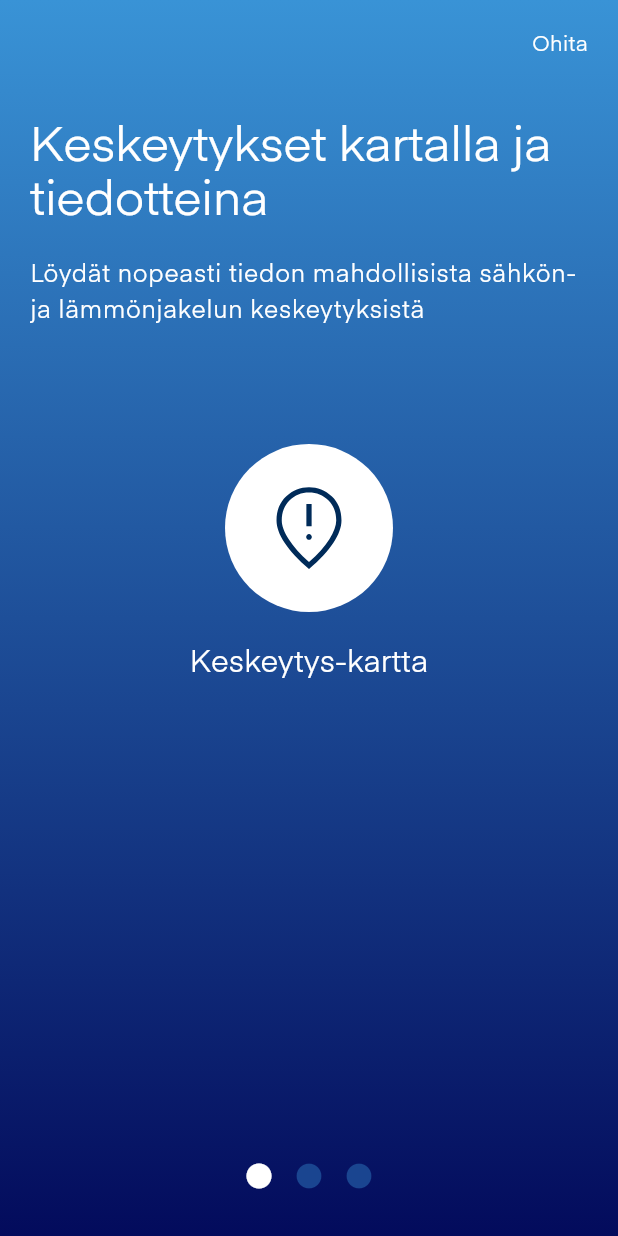
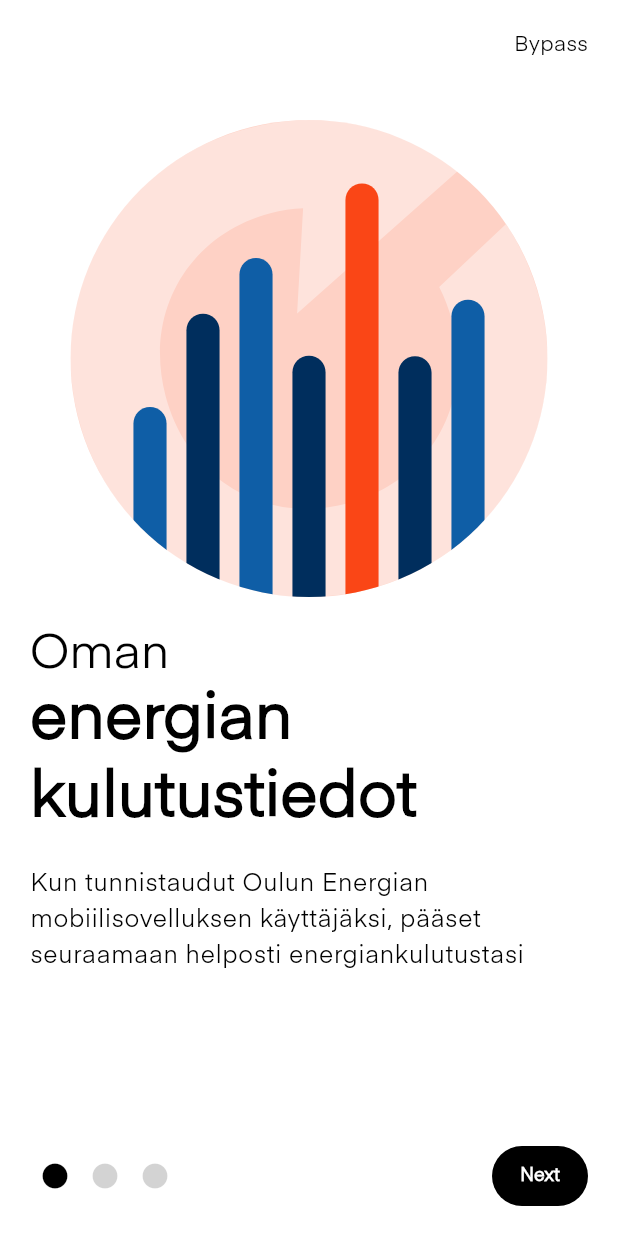
Before and after one commit to digiaonline/oulun-energia-mobile, a Flutter app: the screen it shows after launch, on a phone screen of 412 x 824 dp. Run offline on Flutter 3.47's test engine with Material 2 defaults, Android fonts, the phone set to English and light mode, and no system bars; drawn by our look-alikes of step_progress_indicator; our stand-ins replace chewie, expandable, fl_chart, flutter_riverpod, flutter_secure_storage, flutter_svg and 3 more; missing offline and left inert: flutter_flavorizr, xml2json; generated files the repository leaves out were written again.

Commit message:
Add initial first time view layout changed according to new design

```diff
--- a/lib/l10n/app_en.arb
+++ b/lib/l10n/app_en.arb
@@ -143,5 +143,17 @@
   "contactUsNonUrgent": "Non-urgent matters",
   "contactUsNonUrgentInfo": "For non-urgent matters, you can send a message.",
   "errorLoginExpired": "Login expired!",
-  "errorLoginExpiredSnackReLogin": "Re-Login"
+  "errorLoginExpiredSnackReLogin": "Re-Login",
+  "firstTimeViewBypass": "Bypass",
+  "firstTimeViewNext": "Next",
+  "firstTimeViewEnergyTitlePartOne": "Oman",
+  "firstTimeViewEnergyTitlePartTwo": "energian kulutustiedot",
+  "firstTimeViewEnergyDescription": "Kun tunnistaudut Oulun Energian mobiilisovelluksen käyttäjäksi, pääset seuraamaan helposti energiankulutustasi",
+  "firstTimeViewInterruptionsTitlePartOne": "Keykeytykset",
+  "firstTimeViewInterruptionTitlePartTwo": "kartalla ja tiedotteina",
+  "firstTimeViewInterruptionsDescription": "Löydät nopeasti tiedon mahdollisista sähkön- ja lämmönjakelun keskeytyksistä",
+  "firstTimeViewContactsTitlePartOne": "Kaikki",
+  "firstTimeViewContactsTitlePartTwo": "yhteystiedot sovelluksessa",
+  "firstTimeViewContinueWOLogin": "Jatka ilman tunnistautumista",
+  "firstTimeViewLogin": "Kirjaudu"
 }
--- a/lib/l10n/app_fi.arb
+++ b/lib/l10n/app_fi.arb
@@ -143,5 +143,17 @@
   "contactUsNonUrgent": "Kiireettömät asiat",
   "contactUsNonUrgentInfo": "Kiireettömissä asioissa voit lähettää viestin.",
   "errorLoginExpired": "Kirjautuminen vanhentunut!",
-  "errorLoginExpiredSnackReLogin": "Kirjaudu uudestaan"
+  "errorLoginExpiredSnackReLogin": "Kirjaudu uudestaan",
+  "firstTimeViewBypass": "Ohita",
+  "firstTimeViewNext": "Seuraava",
+  "firstTimeViewEnergyTitlePartOne": "Oman",
+  "firstTimeViewEnergyTitlePartTwo": "energian kulutustiedot",
+  "firstTimeViewEnergyDescription": "Kun tunnistaudut Oulun Energian mobiilisovelluksen käyttäjäksi, pääset seuraamaan helposti energiankulutustasi",
+  "firstTimeViewInterruptionsTitlePartOne": "Keykeytykset",
+  "firstTimeViewInterruptionTitlePartTwo": "kartalla ja tiedotteina",
+  "firstTimeViewInterruptionsDescription": "Löydät nopeasti tiedon mahdollisista sähkön- ja lämmönjakelun keskeytyksistä",
+  "firstTimeViewContactsTitlePartOne": "Kaikki",
+  "firstTimeViewContactsTitlePartTwo": "yhteystiedot sovelluksessa",
+  "firstTimeViewContinueWOLogin": "Jatka ilman tunnistautumista",
+  "firstTimeViewLogin": "Kirjaudu"
 }
--- a/lib/views/first_time/first_time_view.dart
+++ b/lib/views/first_time/first_time_view.dart
@@ -1,5 +1,7 @@
 import 'package:flutter/material.dart';
+import 'package:flutter_gen/gen_l10n/app_localizations.dart';
 import 'package:flutter_riverpod/flutter_riverpod.dart';
+import 'package:flutter_svg/flutter_svg.dart';
 import 'package:go_router/go_router.dart';
 import 'package:oulun_energia_mobile/views/login/login_view.dart';
 import 'package:oulun_energia_mobile/views/main/home_view.dart';
@@ -21,10 +23,13 @@ class FirstTimeView extends ConsumerStatefulWidget {
 }
 
 class FtuState extends ConsumerState<FirstTimeView> {
+  final int _totalSteps = 3;
   var _stepIndex = 0;
+  final PageController _pageController = PageController();
 
   @override
   Widget build(BuildContext context) {
+    var locals = AppLocalizations.of(context)!;
     var textTheme = Theme.of(context).textTheme;
     return Scaffold(
       backgroundColor: Colors.transparent,
@@ -41,13 +46,14 @@ class FtuState extends ConsumerState<FirstTimeView> {
                           left: Sizes.marginViewBorderSize,
                           right: Sizes.marginViewBorderSize),
                       child: PageView(
+                        controller: _pageController,
                         onPageChanged: (value) => setState(() {
                           _stepIndex = value;
                         }),
                         children: [
-                          _getViewContent(ref, 0),
-                          _getViewContent(ref, 1),
-                          _getViewContent(ref, 2),
+                          _getViewContent(locals, ref, 0),
+                          _getViewContent(locals, ref, 1),
+                          _getViewContent(locals, ref, 2),
                         ],
                       )),
                   Align(
@@ -57,9 +63,8 @@ class FtuState extends ConsumerState<FirstTimeView> {
                       child: Container(
                         margin: Sizes.marginViewBorder,
                         child: Text(
-                          "Ohita",
-                          style: textTheme.bodyMedium
-                              ?.copyWith(color: Colors.white),
+                          locals.firstTimeViewBypass,
+                          style: textTheme.bodyMedium,
                         ),
                       ),
                     ),
@@ -70,13 +75,14 @@ class FtuState extends ConsumerState<FirstTimeView> {
             Container(
               height: 80,
               padding: Sizes.marginViewBorder,
-              child: Align(
-                alignment: Alignment.center,
-                child: SizedBox(
+              child: Row(
+                mainAxisAlignment: MainAxisAlignment.spaceBetween,
+                children: [
+                  SizedBox(
                     width: 100,
                     height: 100,
                     child: StepProgressIndicator(
-                    totalSteps: 3,
+                      totalSteps: _totalSteps,
                       currentStep: _stepIndex,
                       size: Sizes.mainViewIconSize,
                       selectedSize: Sizes.mainViewIconSize,
@@ -91,6 +97,15 @@ class FtuState extends ConsumerState<FirstTimeView> {
                       ),
                     ),
                   ),
+                  if (_stepIndex != _totalSteps - 1)
+                    TextButton(
+                        onPressed: () {
+                          _pageController.animateToPage(_stepIndex + 1,
+                              curve: Curves.linear,
+                              duration: const Duration(milliseconds: 300));
+                        },
+                        child: Text(locals.firstTimeViewNext))
+                ],
               ),
             )
           ],
@@ -99,13 +114,15 @@ class FtuState extends ConsumerState<FirstTimeView> {
     ).withBackground();
   }
 
-  Widget _getViewContent(WidgetRef ref, int stepIndex) {
-    var stepItem = stepData[stepIndex];
+  Widget _getViewContent(
+      AppLocalizations locals, WidgetRef ref, int stepIndex) {
+    var stepItem = _getStepData(locals, stepIndex);
     return _buildStep(
       ref,
       context: context,
-      title: stepItem['title']!,
-      description: stepItem['description']!,
+      titlePartOne: stepItem['titlePartOne']!,
+      titlePartTwo: stepItem['titlePartTwo']!,
+      description: stepItem['description'],
       iconArea: stepItem['iconArea']!,
       step: stepIndex,
     );
@@ -113,81 +130,79 @@ class FtuState extends ConsumerState<FirstTimeView> {
 
   Widget _buildStep(WidgetRef ref,
       {required BuildContext context,
-      required String title,
-      required String description,
+      required String titlePartOne,
+      required String titlePartTwo,
+      required String? description,
       required Widget iconArea,
       required int step}) {
-    Widget? content = _getStepAdditionalContent(ref, step);
+    Widget? content =
+        _getStepAdditionalContent(AppLocalizations.of(context)!, ref, step);
     var textTheme = Theme.of(context).textTheme;
     return SingleChildScrollView(
       child: IntrinsicHeight(
         child: Column(
-          crossAxisAlignment: CrossAxisAlignment.center,
+          crossAxisAlignment: CrossAxisAlignment.start,
           children: [
-            Text(
-              "$title\n\n",
-              maxLines: 2,
-              style: textTheme.displayLarge?.copyWith(color: Colors.white),
-            ),
+            Align(alignment: Alignment.center, child: iconArea).toExpanded(),
             const SizedBox(
               height: Sizes.marginViewBorderSize,
             ),
             Text(
-              "$description\n\n\n",
-              maxLines: 4,
-              style: textTheme.bodyLarge?.copyWith(color: Colors.white),
+              titlePartOne,
+              maxLines: 1,
+              style: textTheme.displayLarge,
             ),
+            Text(
+              titlePartTwo,
+              maxLines: 2,
+              style: textTheme.headlineLarge,
+            ),
+            if (description != null)
               const SizedBox(
                 height: Sizes.marginViewBorderSize,
               ),
-            iconArea.toExpanded(),
-            content ?? const SizedBox.shrink(),
+            if (description != null)
+              Text(
+                "$description\n\n\n",
+                maxLines: 4,
+                style: textTheme.bodyLarge,
+              ),
+            if (content != null) content,
           ],
         ),
       ),
     );
   }
 
-  _getStepAdditionalContent(WidgetRef ref, int step) {
+  _getStepAdditionalContent(AppLocalizations locals, WidgetRef ref, int step) {
     if (step == 2) {
       return Column(
         crossAxisAlignment: CrossAxisAlignment.stretch,
         children: [
           const SizedBox(
-            height: Sizes.marginViewBorderSizeLarge,
+            height: Sizes.marginViewBorderSize,
           ),
           TextButton(
+            style: secondaryButtonStyle,
             onPressed: () => context.goNamed(HomeView.routeName),
             child: Text(
-              "Jatka ilman kirjautumista",
-              style: defaultTheme.textTheme.bodyLarge
-                  ?.copyWith(color: buttonPrimaryBackground),
+              locals.firstTimeViewContinueWOLogin,
+              style: secondaryButtonStyle.textStyle?.resolve({}),
             ),
-          ).toButton(secondary: true),
+          ),
           const SizedBox(
             height: Sizes.marginViewBorderSize,
           ),
           TextButton(
+            style: primaryButtonStyle,
             onPressed: () => context.goNamed(LoginView.routeName),
             child: Container(
               decoration: const BoxDecoration(
                 shape: BoxShape.rectangle,
               ),
-              child: Text(
-                "Kirjaudu",
-                style: defaultTheme.textTheme.bodyLarge
-                    ?.copyWith(color: Colors.white),
+              child: Text(locals.firstTimeViewLogin,
+                  style: primaryButtonStyle.textStyle?.resolve({})),
             ),
-            ),
-          ).toButton(),
-          const SizedBox(
-            height: Sizes.marginViewBorderSize,
-          ),
-          Text(
-            "Kirjautumalla palveluun pääset seuraamaan energiankulutustasi ",
-            textAlign: TextAlign.center,
-            style:
-                defaultTheme.textTheme.bodyLarge?.copyWith(color: Colors.white),
           ),
         ],
       );
@@ -195,49 +210,39 @@ class FtuState extends ConsumerState<FirstTimeView> {
     return null;
   }
 
+  Map<String, dynamic> _getStepData(AppLocalizations locals, int stepIndex) {
     List<Map<String, dynamic>> stepData = [
       {
-      "title": "Keskeytykset kartalla ja tiedotteina",
-      "description":
-          "Löydät nopeasti tiedon mahdollisista sähkön- ja lämmönjakelun keskeytyksistä",
-      "iconArea": buildHomeViewButton(
-        avatarSize: Sizes.mainViewIconAvatarSize * 2,
-        fontSize: 20,
-        iconSize: 56,
-        "Keskeytys-kartta",
-        'assets/icons/fmd_bad.svg',
-        onTap: () => {},
+        "titlePartOne": locals.firstTimeViewEnergyTitlePartOne,
+        "titlePartTwo": locals.firstTimeViewEnergyTitlePartTwo,
+        "description": locals.firstTimeViewEnergyDescription,
+        "iconArea": SvgPicture.asset(
+          'assets/images/ft_energy.svg',
+          width: 318,
+          height: 318,
         ),
       },
       {
-      "title": "Kaikki yhteystiedot sovelluksessa",
-      "description":
-          "Oulun Energian asiakaspalvelu auttaa sinua kaikissa sähköä ja lämpöä sekä niiden laskutusta koskevissa kysymyksissä",
-      "iconArea": buildHomeViewButton(
-        avatarSize: Sizes.mainViewIconAvatarSize * 2,
-        fontSize: 20,
-        iconSize: 56,
-        "Ota yhteyttä",
-        'assets/icons/support_agent.svg',
-        onTap: () => {},
+        "titlePartOne": locals.firstTimeViewInterruptionsTitlePartOne,
+        "titlePartTwo": locals.firstTimeViewInterruptionTitlePartTwo,
+        "description": locals.firstTimeViewInterruptionsDescription,
+        "iconArea": SvgPicture.asset(
+          'assets/images/ft_energy.svg',
+          width: 318,
+          height: 318,
         ),
       },
       {
-      "title": "Omat energian kulutustiedot",
-      "description":
-          "Kun tunnistaudut Oulun Energian mobiilisovelluksen käyttäjäksi, pääset seuraamaan helposti energiankulutustasi",
-      "iconArea": buildHomeViewButton(
-        avatarSize: Sizes.mainViewIconAvatarSize * 2,
-        fontSize: 20,
-        iconSize: 56,
-        "Omat kulutustiedot",
-        'assets/icons/monitoring.svg',
-        onTap: () => {},
-        marker: const Icon(
-          Icons.lock_outline,
-          size: 28,
-        ),
+        "titlePartOne": locals.firstTimeViewContactsTitlePartOne,
+        "titlePartTwo": locals.firstTimeViewContactsTitlePartTwo,
+        "iconArea": SvgPicture.asset(
+          'assets/images/ft_energy.svg',
+          width: 318,
+          height: 318,
         ),
       },
     ];
+
+    return stepData[stepIndex];
   }
+}
--- a/lib/views/login/login_view.dart
+++ b/lib/views/login/login_view.dart
@@ -103,17 +103,6 @@ class LoginView extends ConsumerWidget {
                         ),
                         CheckboxRow(
                           color: Colors.white,
-                          value: userAuth.rememberSignIn,
-                          onChanged: (value) =>
-                              loginNotifier.rememberSignIn(value ?? false),
-                          child: Text(
-                            locals.loginViewRememberSignIn,
-                            style: defaultTheme.textTheme.bodyMedium
-                                ?.copyWith(color: Colors.white),
-                          ),
-                        ),
-                        CheckboxRow(
-                          color: Colors.white,
                           value: userAuth.termsAccepted,
                           onChanged: (value) =>
                               loginNotifier.acceptTerms(value ?? false),
@@ -167,7 +156,18 @@ class LoginView extends ConsumerWidget {
                                   style: defaultTheme.textTheme.bodyLarge
                                       ?.copyWith(color: Colors.white),
                                 ),
-                              ).toButton(enabled: userAuth.termsAccepted)
+                              ).toButton(enabled: userAuth.termsAccepted),
+                        CheckboxRow(
+                          color: Colors.white,
+                          value: userAuth.rememberSignIn,
+                          onChanged: (value) =>
+                              loginNotifier.rememberSignIn(value ?? false),
+                          child: Text(
+                            locals.loginViewRememberSignIn,
+                            style: defaultTheme.textTheme.bodyMedium
+                                ?.copyWith(color: Colors.white),
+                          ),
+                        ),
                       ],
                     ),
                     Column(
@@ -211,7 +211,9 @@ class LoginView extends ConsumerWidget {
             ),
           ),
         ],
-      ).withBackground().withWillPopScope(context),
+      )
+          .withBackground(img: true, dimBackground: true)
+          .withWillPopScope(context),
     );
   }
 
--- a/lib/views/main/home_view.dart
+++ b/lib/views/main/home_view.dart
@@ -177,7 +177,6 @@ Widget buildHomeViewButton(String title, String iconAsset,
                     iconAsset,
                     width: iconSize,
                     height: iconSize,
-                    color: iconColorBlue,
                   ),
                 ),
                 marker != null
--- a/lib/views/theme/default_theme.dart
+++ b/lib/views/theme/default_theme.dart
@@ -17,6 +17,8 @@ TextStyle popupMenuStyle = const TextStyle(
     color: popupMenuItemColor);
 
 TextTheme textTheme = const TextTheme(
+    bodySmall: TextStyle(
+        fontSize: 12.0, fontWeight: FontWeight.w700, fontFamily: "Eina"),
     bodyMedium: TextStyle(
         fontSize: 14.0, fontWeight: FontWeight.w400, fontFamily: "Eina"),
     bodyLarge: TextStyle(
@@ -29,6 +31,45 @@ TextTheme textTheme = const TextTheme(
         fontSize: 14.0, fontWeight: FontWeight.w600, fontFamily: "Eina"),
     headlineMedium: TextStyle(
         fontSize: 28.0, fontWeight: FontWeight.w600, fontFamily: "Eina"),
+    headlineLarge: TextStyle(
+        fontSize: 42.0, fontWeight: FontWeight.w600, fontFamily: "Eina"));
+
+TextButtonThemeData textButtonTheme = TextButtonThemeData(
+  style: ButtonStyle(
+    textStyle: MaterialStatePropertyAll(textTheme.bodySmall),
+    backgroundColor: const MaterialStatePropertyAll(buttonNavigation),
+  ),
+);
+
+ButtonThemeData buttonPrimaryTheme = ButtonThemeData(
+    textTheme: ButtonTextTheme.primary,
+    shape: RoundedRectangleBorder(
+      borderRadius: BorderRadius.circular(20),
+      side: BorderSide.none,
+    ),
+    colorScheme: ColorScheme.fromSwatch(backgroundColor: buttonNavigation));
+
+ButtonStyle secondaryButtonStyle = ButtonStyle(
+  textStyle: MaterialStatePropertyAll(
+      textTheme.bodyMedium?.copyWith(color: buttonNavigation)),
+  backgroundColor: const MaterialStatePropertyAll(buttonSecondary),
+  shape: MaterialStatePropertyAll(
+    RoundedRectangleBorder(
+      borderRadius: BorderRadius.circular(20),
+      side: const BorderSide(color: buttonNavigation, width: 1),
+    ),
+  ),
+);
+
+ButtonStyle primaryButtonStyle = secondaryButtonStyle.copyWith(
+  textStyle: MaterialStatePropertyAll(
+      textTheme.bodyMedium?.copyWith(color: buttonSecondary)),
+  backgroundColor: const MaterialStatePropertyAll(buttonPrimary),
+  shape: MaterialStatePropertyAll(
+    RoundedRectangleBorder(
+      borderRadius: BorderRadius.circular(20),
+    ),
+  ),
 );
 
 IconThemeData appBarIconTheme =
@@ -81,16 +122,14 @@ ThemeData defaultTheme = ThemeData(
     ),
     fontFamily: 'Eina',
     useMaterial3: true,
-    buttonTheme: ButtonThemeData(
-      textTheme: ButtonTextTheme.primary,
-      shape: RoundedRectangleBorder(
-        borderRadius: BorderRadius.circular(20),
-        side: BorderSide.none,
-      ),
-    ),
+    buttonTheme: buttonPrimaryTheme,
+    textButtonTheme: textButtonTheme,
     textTheme: textTheme,
     iconTheme: const IconThemeData(color: Colors.white, size: 40),
-    colorScheme: ColorScheme.fromSwatch().copyWith(primary: iconColorBlue),
+    colorScheme: ColorScheme.fromSwatch().copyWith(
+        primary: buttonSecondary,
+        secondary: buttonNavigation,
+        background: buttonSecondary),
     radioTheme: const RadioThemeData(
       materialTapTargetSize: MaterialTapTargetSize.shrinkWrap,
       visualDensity: VisualDensity(
@@ -126,16 +165,8 @@ ThemeData defaultTheme = ThemeData(
       visualDensity: const VisualDensity(
           horizontal: VisualDensity.minimumDensity,
           vertical: VisualDensity.minimumDensity),
-      checkColor: MaterialStateProperty.resolveWith<Color>(
-        (states) {
-          return Colors.black;
-        },
-      ),
-      fillColor: MaterialStateProperty.resolveWith<Color>(
-        (states) {
-          return Colors.transparent;
-        },
-      ),
+      checkColor: const MaterialStatePropertyAll(buttonNavigation),
+      fillColor: const MaterialStatePropertyAll(Colors.transparent),
       shape: RoundedRectangleBorder(
         borderRadius: BorderRadius.circular(2.0),
       ),
@@ -163,7 +194,10 @@ const Color iconColorBlueLight = Color(0xFF0F5EA6);
 const Color appBarIconColor = Colors.white;
 const Color appBarBackgroundColor = Colors.transparent;
 const Color buttonPrimaryBackground = Color(0xFF009EB5);
-const Color ftuNavigationSelected = Color(0xFFFFFFFF);
-const Color ftuNavigationUnSelected = Color(0xFF1A4590);
+const Color ftuNavigationSelected = Colors.black;
+const Color ftuNavigationUnSelected = Color.fromRGBO(34, 34, 34, 0.2);
 const Color containerTitleColor = Colors.black;
 const Color popupMenuItemColor = Color(0xFF1C1B1F);
+const Color buttonPrimary = iconColorBlueLight;
+const Color buttonSecondary = Colors.white;
+const Color buttonNavigation = Colors.black;
--- a/lib/views/utils/widget_ext.dart
+++ b/lib/views/utils/widget_ext.dart
@@ -5,21 +5,22 @@ import 'package:oulun_energia_mobile/views/theme/default_theme.dart';
 const double disabledOpacity = 0.6;
 
 extension WidgetExt on Widget {
-  Widget withBackground() {
-    return Container(
-        decoration: const BoxDecoration(
-          gradient: LinearGradient(
-            begin: Alignment.topCenter,
-            end: Alignment.bottomCenter,
-            colors: <Color>[
-              Color(0xff3993D6),
-              Color(0xff030B5C),
-            ],
-            // Gradient from https://learnui.design/tools/gradient-generator.html
-            tileMode: TileMode.mirror,
+  Widget withBackground({bool img = false, bool dimBackground = false}) {
+    if (img) {
+      return Stack(
+        children: [
+          Image.asset(
+            "assets/images/background.jpg",
+            width: double.infinity,
+            fit: BoxFit.fitWidth,
           ),
-        ),
-        child: this);
+          !dimBackground
+              ? this
+              : withBackgroundColor(Colors.black54.withOpacity(0.8))
+        ],
+      );
+    }
+    return Container(color: Colors.white, child: this);
   }
 
   Widget withBackgroundColor(Color color) {
@@ -81,6 +82,13 @@ extension WidgetExt on Widget {
     return InkWell(onTap: onTap, child: this);
   }
 
+  Widget toOpacity({required double opacity}) {
+    return Opacity(
+      opacity: opacity,
+      child: this,
+    );
+  }
+
   Widget toDisabledOpacity({bool disabled = true}) {
     return disabled
         ? Opacity(
```
Also changed, not shown: assets/images/background.jpg (added), assets/images/ft_energy.svg (added), assets/images/ft_interruptions.svg (added). Lines whose indentation alone changed are shown as unchanged.
